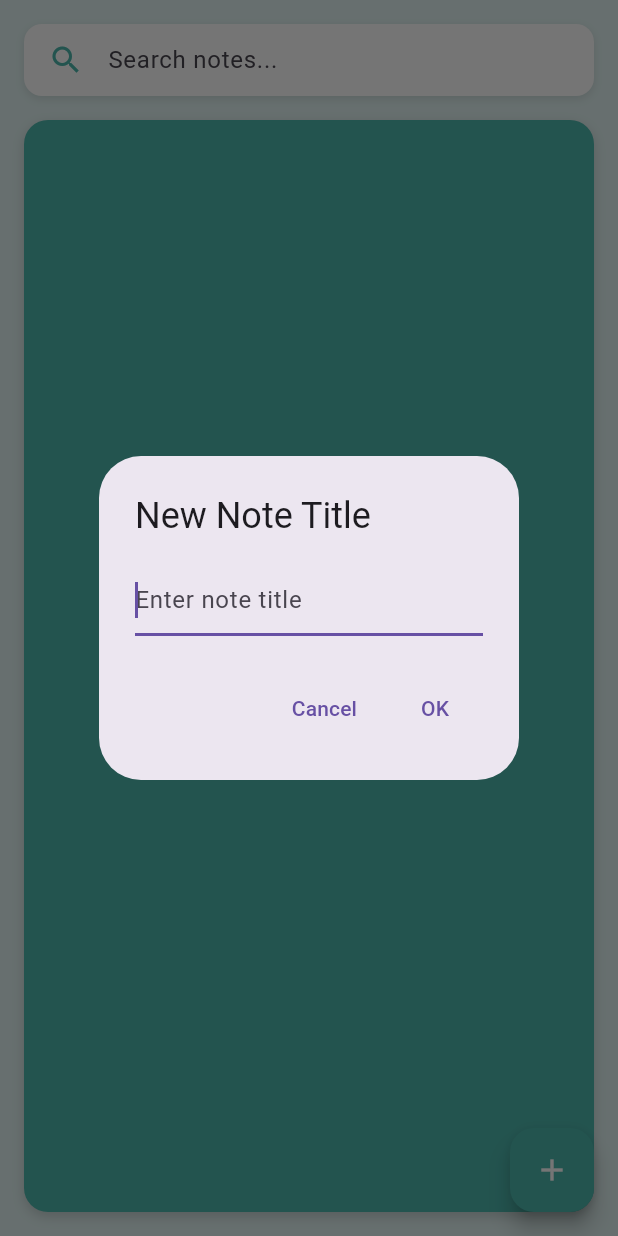
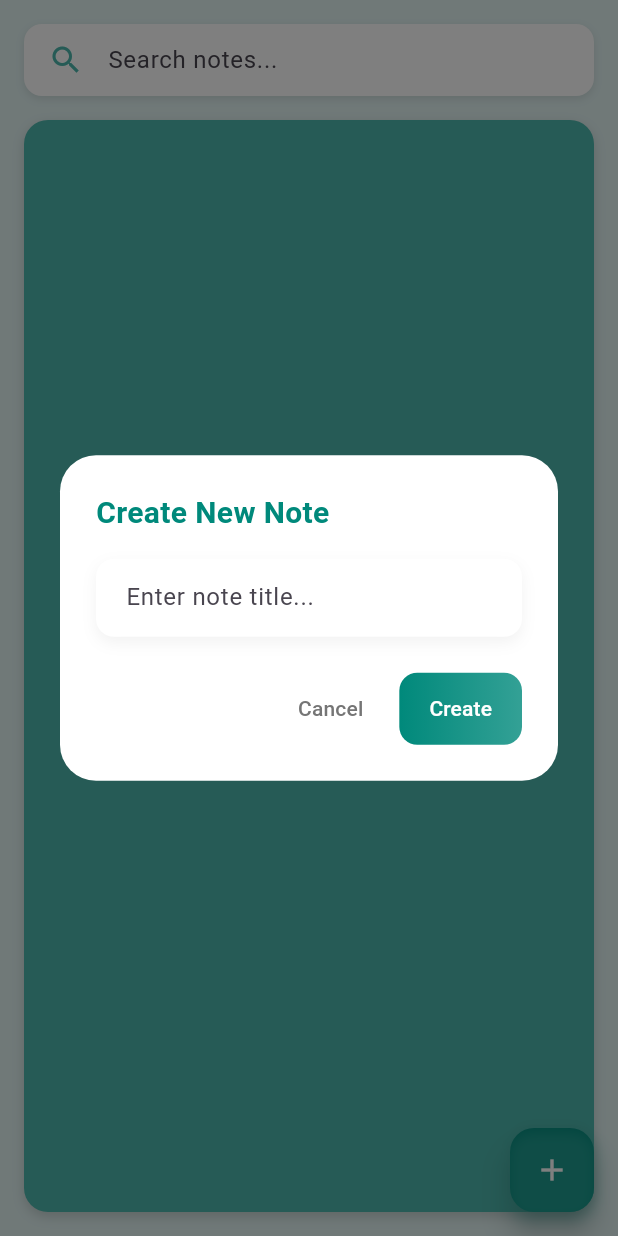
Before and after one commit to kyawnaing19/shweeshaungDaily, a Flutter app: the NotePage screen opened directly, after a tap on the "add" icon, on a phone screen of 412 x 824 dp. Run offline on Flutter 3.47's test engine with Material 3 defaults, Android fonts, the light colour scheme and no system bars; our stand-ins replace audioplayers, curved_navigation_bar, dotted_border, dropdown_button2, google_fonts, image_picker and 2 more; missing offline and left inert: flutter_quill; accounts and stored records are empty; network calls fail.

Commit message:
fix audio error in audio_player_widget and change ui design of add new not floatingbutton in note_list_view

```diff
--- a/lib/views/audio_player_widget.dart
+++ b/lib/views/audio_player_widget.dart
@@ -49,11 +49,18 @@ class _AudioPlayerWidgetState extends State<AudioPlayerWidget>
         }
       });
 
-      _audioPlayer.onPlayerComplete.listen((_) {
+      _audioPlayer.onPlayerComplete.listen((_) async {
         setState(() {
           _isPlaying = false;
           _controller.value = 0;
+          _currentPosition = Duration.zero;
         });
+        // Re-set the audio source to allow replay
+        try {
+          await _audioPlayer.setSource(UrlSource(widget.audioUrl));
+        } catch (e) {
+          debugPrint("Audio player reset error: $e");
+        }
       });
     } catch (e) {
       debugPrint("Audio player init error: $e");
@@ -74,6 +81,14 @@ class _AudioPlayerWidgetState extends State<AudioPlayerWidget>
     });
 
     if (_isPlaying) {
+      // If audio is finished, restart from beginning
+      if (_currentPosition >= _audioDuration) {
+        await _audioPlayer.seek(Duration.zero);
+        _controller.value = 0;
+        setState(() {
+          _currentPosition = Duration.zero;
+        });
+      }
       await _audioPlayer.resume();
       _controller.forward();
     } else {
--- a/lib/views/audio_view.dart
+++ b/lib/views/audio_view.dart
@@ -195,14 +195,17 @@ class _ReactorAudioPageState extends State<ReactorAudioPage>
               Column(
                 children: [
                   const SizedBox(height: 12),
-                  const AudioPlayerWidget(audioUrl: 'https://www.soundhelix.com/examples/mp3/SoundHelix-Song-2.mp3'),
+                  const AudioPlayerWidget(
+                    audioUrl:
+                        'https://shweeshaung.mooo.com/tfeedphoto/audio/b4a271f2-cf76-4ef9-ba73-a56dab0d2aec_myFile.m4a',
+                  ),
                 ],
               )
             else
               Align(
                 alignment: Alignment.centerRight,
                 child: Text(
-                  "0:30",
+                  "4:11 PM",
                   style: TextStyle(
                     color: Colors.grey[600],
                     fontWeight: FontWeight.bold,
--- a/lib/views/note_list_view.dart
+++ b/lib/views/note_list_view.dart
@@ -1,8 +1,10 @@
 import 'package:flutter/material.dart';
 import 'package:intl/intl.dart';
+import 'package:shweeshaungdaily/colors.dart';
 import 'package:shweeshaungdaily/services/api_service.dart';
 import 'package:shweeshaungdaily/utils/note_database/note_database.dart';
 import 'note_editor_page.dart';
+import 'package:animations/animations.dart'; // Make sure to import this
 
 class NotePage extends StatefulWidget {
   final VoidCallback? onBack;
@@ -14,7 +16,6 @@ class NotePage extends StatefulWidget {
 }
 
 class _NotePageState extends State<NotePage> {
-
   String formatToMMT(String? utcString) {
     if (utcString == null) return 'Unknown';
 
@@ -32,26 +33,6 @@ String formatToMMT(String? utcString) {
       return 'Invalid time';
     }
   }
-  //int _selectedIndex = 2; // State for the selected tab in the bottom navigation
-
-  // void _onItemTapped(int index) {
-  //   if (_selectedIndex == index) return;
-  //   if (index == 1) {
-  //     Navigator.of(context).pushReplacement(fadeRoute(const TimeTablePage()));
-  //   }
-  //   if (index == 0) {
-  //     Navigator.of(context).pushReplacement(fadeRoute(const HomeScreenPage()));
-  //   }
-  //   if (index == 3) {
-  //     Navigator.of(
-  //       context,
-  //     ).pushReplacement(fadeRoute(const ProfileRouterPage()));
-  //   } else {
-  //     setState(() {
-  //       _selectedIndex = index;
-  //     });
-  //   }
-  // }
 
   List<Map<String, dynamic>> _notes = [];
   String _searchQuery = '';
@@ -150,19 +131,25 @@ String formatToMMT(String? utcString) {
                 ),
                 padding: const EdgeInsets.all(16),
                 child: ListView.separated(
-                  itemCount: _notes
-                      .where((note) => note['subject']
+                  itemCount:
+                      _notes
+                          .where(
+                            (note) => note['subject']
                                 .toString()
                                 .toLowerCase()
-                          .contains(_searchQuery.toLowerCase()))
+                                .contains(_searchQuery.toLowerCase()),
+                          )
                           .length,
                   separatorBuilder: (_, __) => const SizedBox(height: 12),
                   itemBuilder: (context, index) {
-                    final filteredNotes = _notes
-                        .where((note) => note['subject']
+                    final filteredNotes =
+                        _notes
+                            .where(
+                              (note) => note['subject']
                                   .toString()
                                   .toLowerCase()
-                            .contains(_searchQuery.toLowerCase()))
+                                  .contains(_searchQuery.toLowerCase()),
+                            )
                             .toList();
                     final note = filteredNotes[index];
 
@@ -249,49 +236,167 @@ String formatToMMT(String? utcString) {
           ],
         ),
       ),
+
       floatingActionButton: FloatingActionButton(
-        backgroundColor: const Color(0xFF4DB6AC),
+        backgroundColor: kPrimaryDarkColor,
+        elevation: 8,
+        highlightElevation: 12,
+        shape: RoundedRectangleBorder(
+          borderRadius: BorderRadius.circular(16.0),
+        ),
         onPressed: () async {
           String newTitle = '';
-          await showDialog(
+          await showGeneralDialog(
             context: context,
-            builder: (context) {
-              return AlertDialog(
-                title: const Text('New Note Title'),
-                content: TextField(
-                  autofocus: true,
-                  decoration: const InputDecoration(hintText: 'Enter note title'),
-                  onChanged: (value) {
-                    newTitle = value;
-                  },
+            pageBuilder: (context, animation, secondaryAnimation) {
+              final focusNode = FocusNode();
+              return Dialog(
+                shape: RoundedRectangleBorder(
+                  borderRadius: BorderRadius.circular(24.0),
                 ),
-                actions: [
+                elevation: 0,
+                backgroundColor: Colors.white,
+                child: Padding(
+                  padding: const EdgeInsets.all(24.0),
+                  child: Column(
+                    mainAxisSize: MainAxisSize.min,
+                    crossAxisAlignment: CrossAxisAlignment.start,
+                    children: [
+                      Text(
+                        'Create New Note',
+                        style: TextStyle(
+                          fontSize: 20,
+                          fontWeight: FontWeight.w700,
+                          color: kPrimaryDarkColor,
+                        ),
+                      ),
+                      const SizedBox(height: 16),
+                      Container(
+                        decoration: BoxDecoration(
+                          borderRadius: BorderRadius.circular(12),
+                          boxShadow: [
+                            BoxShadow(
+                              color: Colors.black.withOpacity(0.05),
+                              blurRadius: 8,
+                              offset: const Offset(0, 4),
+                            ),
+                          ],
+                        ),
+                        child: TextField(
+                          focusNode: focusNode,
+                          autofocus: false,
+                          decoration: InputDecoration(
+                            hintText: 'Enter note title...',
+                            filled: true,
+                            fillColor: Colors.white,
+                            border: OutlineInputBorder(
+                              borderRadius: BorderRadius.circular(12),
+                              borderSide: BorderSide.none,
+                            ),
+                            contentPadding: const EdgeInsets.symmetric(
+                              horizontal: 16,
+                              vertical: 14,
+                            ),
+                          ),
+                          style: TextStyle(
+                            fontSize: 16,
+                            color: Colors.grey[800],
+                          ),
+                          onChanged: (value) => newTitle = value,
+                          onTap: () => focusNode.requestFocus(),
+                        ),
+                      ),
+                      const SizedBox(height: 24),
+                      Row(
+                        mainAxisAlignment: MainAxisAlignment.end,
+                        children: [
                           TextButton(
-                    onPressed: () => Navigator.of(context).pop(),
+                            onPressed: () => Navigator.pop(context),
+                            style: TextButton.styleFrom(
+                              foregroundColor: Colors.grey[600],
+                              padding: const EdgeInsets.symmetric(
+                                horizontal: 16,
+                                vertical: 10,
+                              ),
+                            ),
                             child: const Text('Cancel'),
                           ),
-                  TextButton(
+                          const SizedBox(width: 8),
+                          Container(
+                            decoration: BoxDecoration(
+                              borderRadius: BorderRadius.circular(12),
+                              gradient: LinearGradient(
+                                colors: [
+                                  kPrimaryDarkColor,
+                                  kPrimaryDarkColor.withOpacity(0.8),
+                                ],
+                              ),
+                            ),
+                            child: TextButton(
                               onPressed: () {
-                      Navigator.of(context).pop();
-                      if(newTitle.isNotEmpty) {
+                                Navigator.pop(context);
+                                if (newTitle.isEmpty) {
+                                  ScaffoldMessenger.of(context).showSnackBar(
+                                    SnackBar(
+                                      behavior: SnackBarBehavior.floating,
+                                      shape: RoundedRectangleBorder(
+                                        borderRadius: BorderRadius.circular(8),
+                                      ),
+                                      content: const Text(
+                                        'Please enter a title',
+                                      ),
+                                    ),
+                                  );
+                                } else {
                                   addNewNote(newTitle);
-                      } else {
-                        ScaffoldMessenger.of(context).showSnackBar(
-                          const SnackBar(content: Text('Title cannot be empty')),
-                        );
                                 }
-                      // You can handle the newTitle here if needed
                               },
-                    child: const Text('OK'),
+                              style: TextButton.styleFrom(
+                                foregroundColor: Colors.white,
+                                padding: const EdgeInsets.symmetric(
+                                  horizontal: 20,
+                                  vertical: 10,
+                                ),
+                              ),
+                              child: const Text('Create'),
+                            ),
                           ),
                         ],
+                      ),
+                    ],
+                  ),
+                ),
               );
             },
+            transitionBuilder: (context, animation, secondaryAnimation, child) {
+              return FadeTransition(
+                opacity: CurvedAnimation(
+                  parent: animation,
+                  curve: Curves.easeOut,
+                ),
+                child: child,
               );
             },
+            transitionDuration: const Duration(milliseconds: 450),
+          );
+        },
+        child: Container(
+          width: 56,
+          height: 56,
+          decoration: BoxDecoration(
+            borderRadius: BorderRadius.circular(16.0),
+            boxShadow: [
+              BoxShadow(
+                color: const Color(0xFF4DB6AC).withOpacity(0.4),
+                blurRadius: 8,
+                spreadRadius: 2,
+                offset: const Offset(0, 4),
+              ),
+            ],
+          ),
           child: const Icon(Icons.add, color: Colors.white),
         ),
-
+      ),
       //  bottomNavigationBar: CustomBottomNavBar(
       //     selectedIndex: _selectedIndex,
       //     onItemTapped: _onItemTapped,
--- a/pubspec.yaml
+++ b/pubspec.yaml
@@ -51,6 +51,7 @@ dependencies:
   curved_navigation_bar: ^1.0.6
   audioplayers: ^6.5.0
   waved_audio_player: ^1.3.0
+  animations: ^2.0.11
 
 dev_dependencies:
   flutter_test:
```
Also changed, not shown: pubspec.lock. Lines whose indentation alone changed are shown as unchanged.
